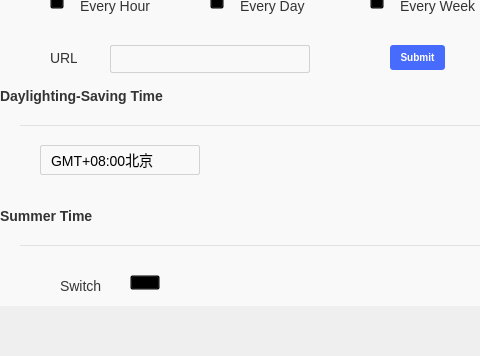
First picture: the form in nvrConfig/systemmanager.ui, repository xiaoxiaodx/NVRPRO, before the edit; both pictures show x 0 to 480 and y 240 to 596 of the 1164 by 596 pixel window.
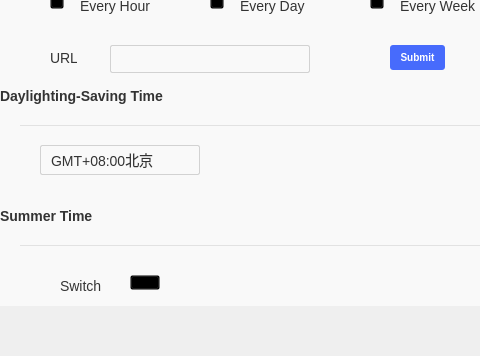
Second picture: the form after the edit. The open tabs and pages were chosen to show the change. Icons and pictures are not drawn. Custom widgets are drawn as their Qt base class.

```diff
--- a/nvrConfig/systemmanager.ui
+++ b/nvrConfig/systemmanager.ui
@@ -529,7 +529,7 @@
       padding-left:10px;
       min-width: 120px;
 		min-height:28px;
-	  color:#000000;
+	  color:#333333;
 	  font-size:14px;
   }
 
```
Left out of the diff: 10 changed lines with no effect on the pictures.
